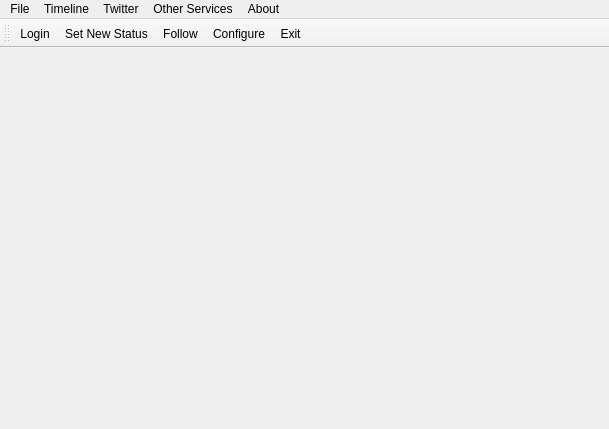
KarenMarkosyan/qttwitter, file Ui/mainWindow.ui: the form before one commit.
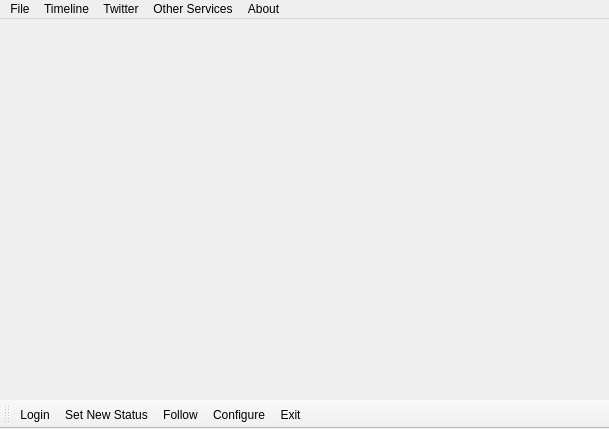
The form after the commit. Icons and pictures are not drawn.

Commit message: some visual changes i did .. well it's now looking atleast .001 decent enough to pass as an style sheeted application...but still miles to go before i leap

The edit to the form file:
```diff
--- a/Ui/mainWindow.ui
+++ b/Ui/mainWindow.ui
@@ -21,7 +21,7 @@
    <enum>Qt::LeftToRight</enum>
   </property>
   <property name="autoFillBackground">
-   <bool>true</bool>
+   <bool>false</bool>
   </property>
   <property name="styleSheet">
    <string/>
@@ -47,9 +47,9 @@
     <property name="geometry">
      <rect>
       <x>10</x>
-      <y>30</y>
+      <y>0</y>
       <width>641</width>
-      <height>301</height>
+      <height>381</height>
      </rect>
     </property>
     <property name="layoutDirection">
@@ -171,6 +171,12 @@
    <property name="layoutDirection">
     <enum>Qt::LeftToRight</enum>
    </property>
+   <property name="autoFillBackground">
+    <bool>false</bool>
+   </property>
+   <property name="styleSheet">
+    <string>border-image: url(:/globalStyle/work_area.png);</string>
+   </property>
    <property name="movable">
     <bool>true</bool>
    </property>
@@ -178,7 +184,7 @@
     <bool>true</bool>
    </property>
    <attribute name="toolBarArea">
-    <enum>TopToolBarArea</enum>
+    <enum>BottomToolBarArea</enum>
    </attribute>
    <attribute name="toolBarBreak">
     <bool>false</bool>
```
Left out of the diff: 10 changed lines with no effect on the pictures. The commit also changes 1 other file.
